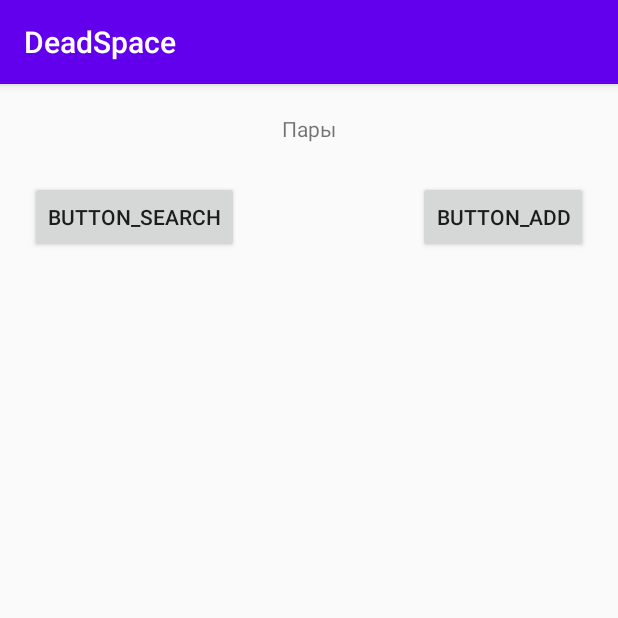
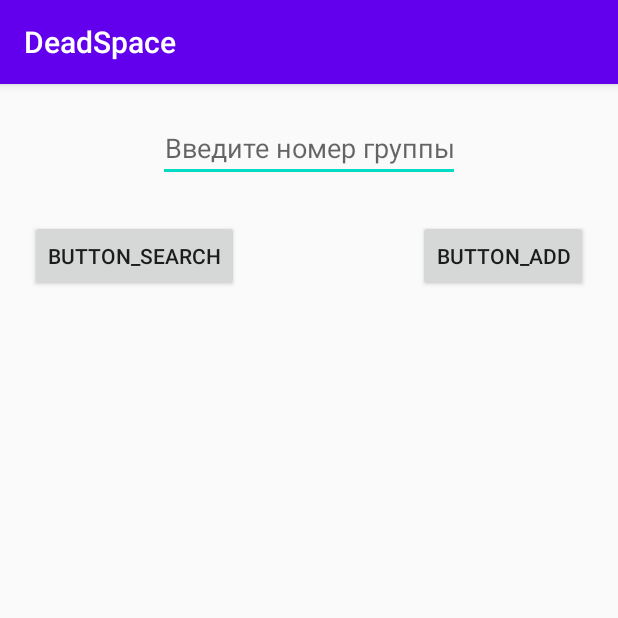
Before and after one commit to Cir2100/DeadSpace, an Android app: the screen it shows after launch (StartActivity), after a tap on "BUTTON_SEARCH", on a phone screen of 412 x 824 dp, the top half of it. Run offline under Robolectric (Android 15) with nearby library versions, the phone set to English and light mode, and no system bars; our stand-ins replace Room's generated code, data binding.

Commit message:
#binding user input

```diff
--- /dev/null
+++ b/app/src/main/java/com/example/deadspace/view/BindingAdapters.kt
@@ -0,0 +1,9 @@
+package com.example.deadspace.view
+
+import androidx.databinding.BindingAdapter
+
+/*@BindingAdapter(
+    value = ["app:OnClickSearchButton"],
+    requireAll = true
+)
+fun */
--- /dev/null
+++ b/app/src/main/java/com/example/deadspace/view/ui/main/FabricsViewModels.kt
@@ -0,0 +1 @@
+package com.example.deadspace.view.ui.main
--- a/app/src/main/java/com/example/deadspace/view/ui/main/PairListAdapter.kt
+++ b/app/src/main/java/com/example/deadspace/view/ui/main/PairListAdapter.kt
@@ -4,11 +4,12 @@ import android.view.LayoutInflater
 import android.view.View
 import android.view.ViewGroup
 import android.widget.TextView
+import androidx.recyclerview.widget.DiffUtil
 import androidx.recyclerview.widget.RecyclerView
 import com.example.deadspace.R
 import com.example.deadspace.schedule.MyPairData
 
-
+//TODO : use paging
 class PairListAdapter(val viewModel: StartViewModel) :
     RecyclerView.Adapter<PairListAdapter.MyViewHolder>() {
 
--- a/app/src/main/java/com/example/deadspace/view/ui/main/StartActivity.kt
+++ b/app/src/main/java/com/example/deadspace/view/ui/main/StartActivity.kt
@@ -1,6 +1,7 @@
 package com.example.deadspace.view.ui.main
 
 import android.os.Bundle
+import android.util.Log
 import androidx.appcompat.app.AppCompatActivity
 import androidx.databinding.DataBindingUtil
 import androidx.lifecycle.ViewModelProvider
@@ -37,4 +38,6 @@ class StartActivity : AppCompatActivity() {
         }
 
     }
+
+    //TODO : use onSavedInstanceState or savedStateHandle
 }
--- a/app/src/main/java/com/example/deadspace/view/ui/main/StartViewModel.kt
+++ b/app/src/main/java/com/example/deadspace/view/ui/main/StartViewModel.kt
@@ -27,11 +27,14 @@ class StartViewModel(private val myPairDao: MyPairDao) : ViewModel() {
 
     val myPairList = scheduleLoader.pairs
 
+    var nameGroup : String = ""
+
+
     fun onSearch() {
         // TODO: users input
         val weekDay = 0
         val typeOfWeek = 1
-        val name = "1942"
+        val name = nameGroup
         val isUsers = true
 
         viewModelScope.launch {
--- a/app/src/main/res/layout/start_activity.xml
+++ b/app/src/main/res/layout/start_activity.xml
@@ -13,15 +13,18 @@
         android:layout_width="match_parent"
         android:layout_height="match_parent">
 
-        <TextView
-            android:id="@+id/message"
+
+        <com.google.android.material.textfield.TextInputEditText
+            android:id="@+id/group_input"
             android:layout_width="wrap_content"
             android:layout_height="wrap_content"
-            android:text="Пары"
+            android:hint="Введите номер группы"
+            android:textAlignment="center"
             app:layout_constraintEnd_toEndOf="parent"
             app:layout_constraintStart_toStartOf="parent"
             app:layout_constraintTop_toTopOf="parent"
-            android:layout_marginTop="30px"/>
+            android:layout_marginTop="30px"
+            android:text="@={startViewModel.nameGroup}"/>
 
         <Button
             android:id="@+id/button_search"
@@ -31,7 +34,7 @@
             android:layout_marginTop="25dp"
             android:layout_marginLeft="20dp"
             android:text="button_search"
-            app:layout_constraintTop_toBottomOf="@+id/message"
+            app:layout_constraintTop_toBottomOf="@+id/group_input"
             tools:layout_editor_absoluteX="161dp"
             android:onClick="@{() -> startViewModel.onSearch()}"/>
 
@@ -43,7 +46,7 @@
             android:layout_marginTop="25dp"
             android:layout_marginRight="20dp"
             android:text="button_add"
-            app:layout_constraintTop_toBottomOf="@+id/message"
+            app:layout_constraintTop_toBottomOf="@+id/group_input"
             tools:layout_editor_absoluteX="161dp"
             android:onClick="@{() -> startViewModel.addPair()}"/>
 
```
Also changed, not shown: app/src/main/java/com/example/deadspace/view/ViewMpdelHelper.kt (renamed from app/src/main/java/com/example/deadspace/view/ui/main/ViewMpdelHelper.kt).
